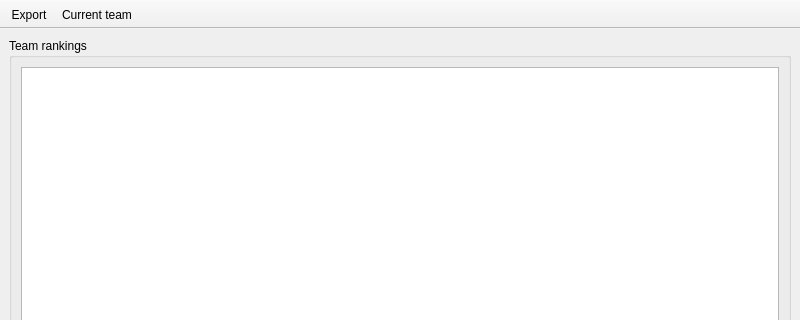
Above: gui_rankings.ui from FrankMamuda/ketoevent before the change; both pictures show x 0 to 800 and y 0 to 320 of the 800 by 600 pixel window. Below: the same form after it.
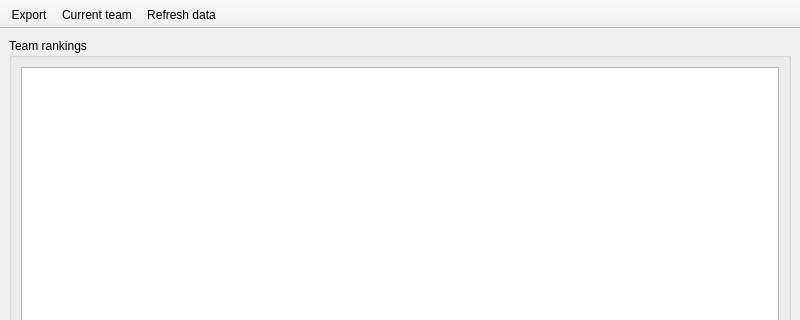
That is the form after the change. Icons and pictures are not drawn.

Patch:
```diff
--- a/gui_rankings.ui
+++ b/gui_rankings.ui
@@ -445,6 +445,12 @@
    <property name="allowedAreas">
     <set>Qt::TopToolBarArea</set>
    </property>
+   <property name="iconSize">
+    <size>
+     <width>32</width>
+     <height>32</height>
+    </size>
+   </property>
    <property name="toolButtonStyle">
     <enum>Qt::ToolButtonTextUnderIcon</enum>
    </property>
@@ -456,6 +462,7 @@
    </attribute>
    <addaction name="actionExport"/>
    <addaction name="actionCurrentTeam"/>
+   <addaction name="actionRefresh"/>
   </widget>
   <action name="actionExport">
    <property name="icon">
@@ -478,6 +485,15 @@
     <string>Current team</string>
    </property>
   </action>
+  <action name="actionRefresh">
+   <property name="icon">
+    <iconset resource="resources.qrc">
+     <normaloff>:/icons/log_time.png</normaloff>:/icons/log_time.png</iconset>
+   </property>
+   <property name="text">
+    <string>Refresh data</string>
+   </property>
+  </action>
  </widget>
  <resources>
   <include location="resources.qrc"/>
```
